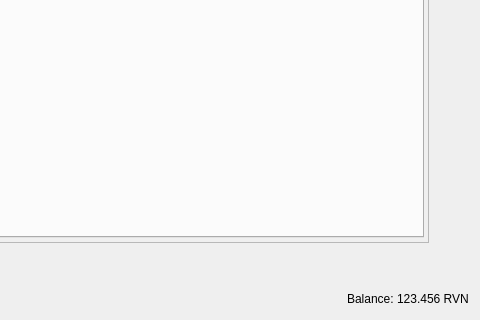
Old version of the form src/qt/forms/restrictedassetsdialog.ui in the repository RavenProject/Ravencoin; both pictures show x 688 to 1168 and y 680 to 1000 of the 1168 by 1000 pixel window.
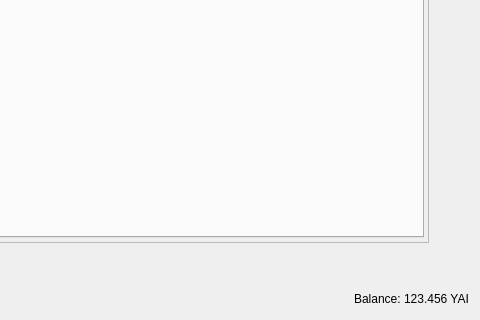
New version of the form.

Patch:
```diff
--- a/src/qt/forms/restrictedassetsdialog.ui
+++ b/src/qt/forms/restrictedassetsdialog.ui
@@ -281,7 +281,7 @@
         <cursorShape>IBeamCursor</cursorShape>
        </property>
        <property name="text">
-        <string notr="true">123.456 RVN</string>
+        <string notr="true">123.456 YAI</string>
        </property>
        <property name="textInteractionFlags">
         <set>Qt::LinksAccessibleByMouse|Qt::TextSelectableByKeyboard|Qt::TextSelectableByMouse</set>
```
